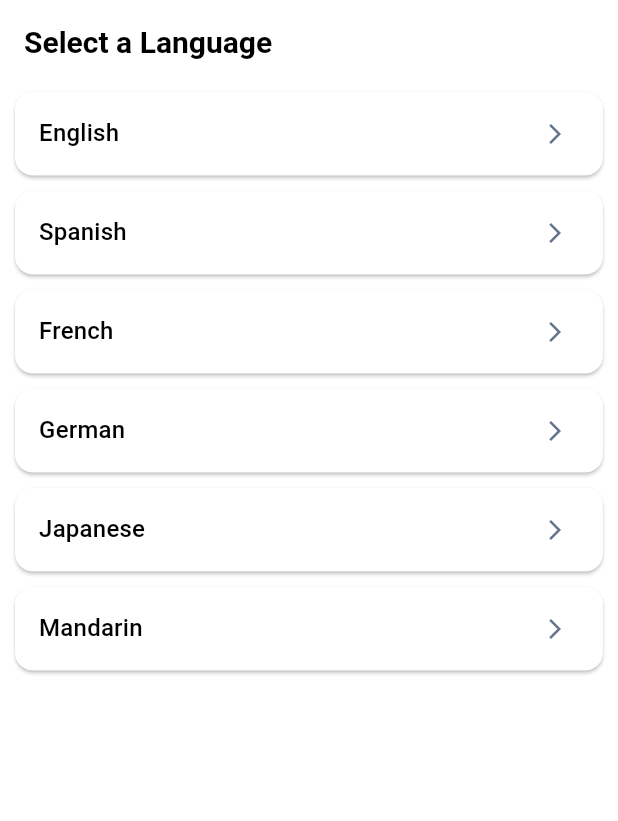
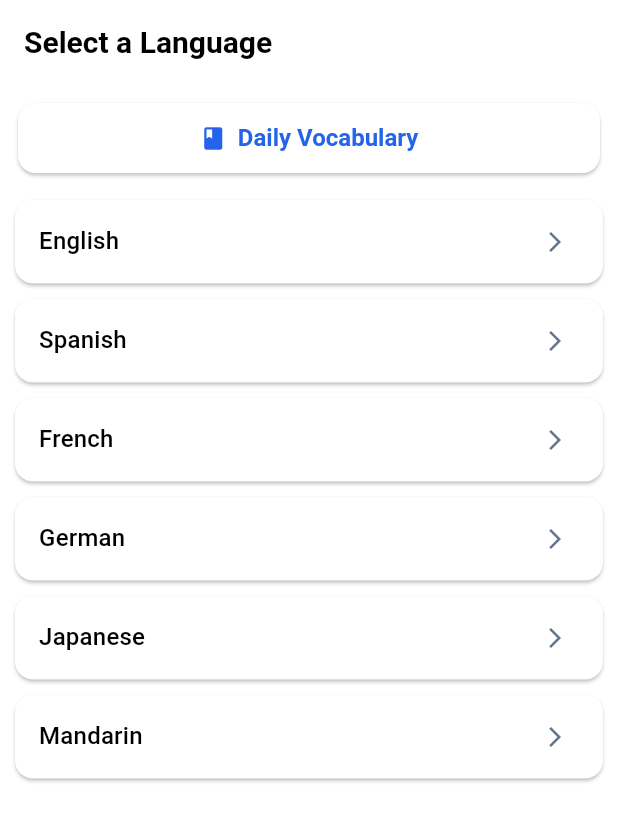
Before and after one commit to Mahin2001-IUB/final-project-section-2-8, a Flutter app: the screen it shows after launch, on a phone screen of 412 x 824 dp. Shown: the top 821 px of the screen. Run offline on Flutter 3.47's test engine with Material 3 defaults, Android fonts, the phone set to English and light mode, and no system bars; Roboto replaces fonts that are missing (SF Pro Display).

Commit message:
add a page and final project updated

```diff
--- a/lib/home_screen.dart
+++ b/lib/home_screen.dart
@@ -23,7 +23,33 @@ class HomeScreen extends StatelessWidget {
         title: const Text('Select a Language'),
         automaticallyImplyLeading: false, // Prevent back button from splash
       ),
-      body: ListView.builder(
+      body: Column(
+        children: [
+          // Daily Vocabulary Button
+          Padding(
+            padding: const EdgeInsets.all(12.0),
+            child: SizedBox(
+              width: double.infinity,
+              child: ElevatedButton.icon(
+                onPressed: () {
+                  Navigator.pushNamed(context, '/daily_vocab');
+                },
+                icon: const Icon(Icons.book),
+                label: const Text('Daily Vocabulary'),
+                style: ElevatedButton.styleFrom(
+                  padding: const EdgeInsets.symmetric(vertical: 14),
+                  textStyle: const TextStyle(fontSize: 16, fontWeight: FontWeight.bold),
+                  shape: RoundedRectangleBorder(
+                    borderRadius: BorderRadius.circular(12),
+                  ),
+                ),
+              ),
+            ),
+          ),
+
+          // Language List
+          Expanded(
+            child: ListView.builder(
               itemCount: languages.length,
               itemBuilder: (context, index) {
                 final language = languages[index];
@@ -32,7 +58,11 @@ class HomeScreen extends StatelessWidget {
                   elevation: 1,
                   child: ListTile(
                     title: Text(language, style: Theme.of(context).textTheme.titleMedium),
-              trailing: Icon(Icons.arrow_forward_ios, size: 16, color: Theme.of(context).colorScheme.secondary),
+                    trailing: Icon(
+                      Icons.arrow_forward_ios,
+                      size: 16,
+                      color: Theme.of(context).colorScheme.secondary,
+                    ),
                     onTap: () {
                       // Get the provider instance
                       final chatProvider =
@@ -48,6 +78,9 @@ class HomeScreen extends StatelessWidget {
                 );
               },
             ),
+          ),
+        ],
+      ),
     );
   }
 }
--- a/lib/main.dart
+++ b/lib/main.dart
@@ -6,9 +6,9 @@ import 'chat_screen.dart';
 import 'splash_screen.dart';
 import 'home_screen.dart';
 import 'chat_provider.dart';
+import 'daily_vocab_screen.dart';
 
 void main() {
-  // Wrap MyApp with the provider for state management
   runApp(
     ChangeNotifierProvider(
       create: (context) => ChatProvider(),
@@ -30,8 +30,9 @@ class MyApp extends StatelessWidget {
       initialRoute: '/splash',
       routes: {
         '/splash': (context) => const SplashScreen(),
-        '/home': (context) => const HomeScreen(), // NEW HOME ROUTE
+        '/home': (context) => const HomeScreen(),
         '/chat': (context) => const ChatScreen(),
+        '/daily_vocab': (context) => const DailyVocabScreen(), // New route
       },
 
       themeMode: ThemeMode.system, // Auto switch
```
Also changed, not shown: lib/daily_vocab_screen.dart (added, +94 -0 lines). Lines whose indentation alone changed are shown as unchanged.
